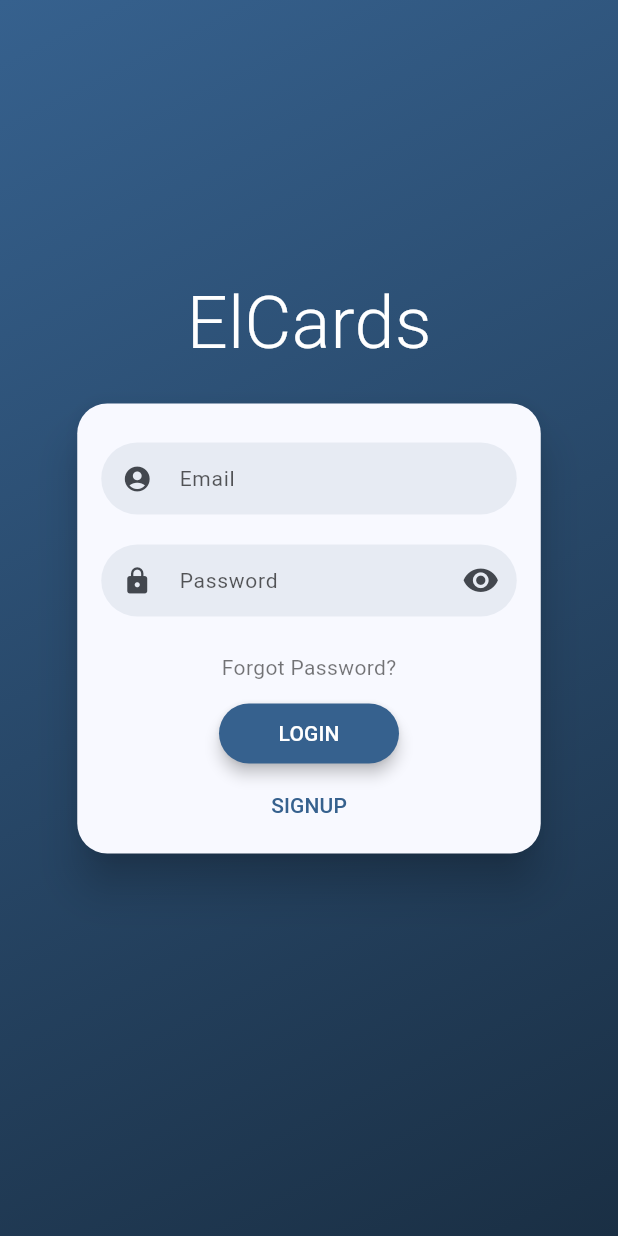
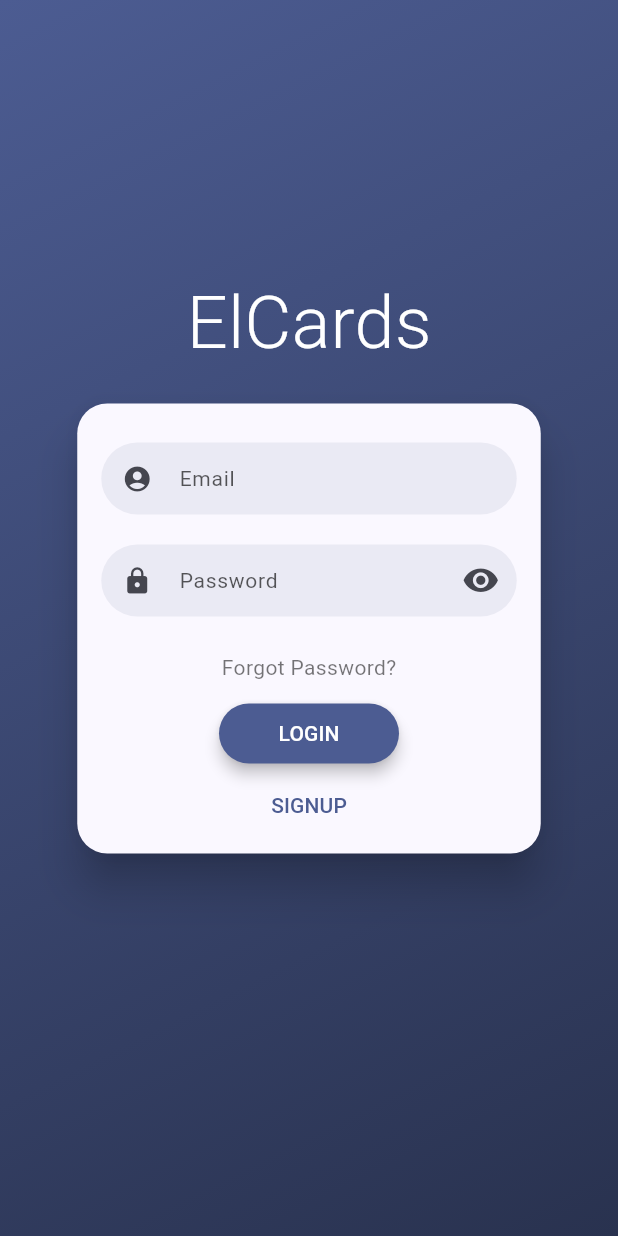
Before and after one commit to keyem88/elcards, a Flutter app: the screen it shows after launch, on a phone screen of 412 x 824 dp. Run offline on Flutter 3.47's test engine with Material 3 defaults, Android fonts, the phone set to English and light mode, and no system bars; drawn by our look-alikes of flutter_login; our stand-ins replace cloud_firestore, firebase_auth, firebase_core, geolocator, get, permission_handler and 1 more; missing offline and left inert: mobile_scanner; accounts and stored records are empty.

Commit message:
Card View angepasst

```diff
--- a/lib/config/themes/app_colors.dart
+++ b/lib/config/themes/app_colors.dart
@@ -3,8 +3,42 @@ import 'package:flutter/material.dart';
 class AppColors {
 
   //AppTheme
-  static Color primary = Colors.blue;
-  static Color secondary = Colors.grey;
+  /*
+  //OCEAN & LIME
+  static Color primary = const Color(0xff19485F);
+  static Color secondary = const Color(0xffD9E0A4);
+*/
+
+  /*
+  //PETAL & SUNSET
+  static Color primary = const Color(0xffFDF1F5);
+  static Color secondary = const Color(0xffEE8E46);
+  */
+
+  /*
+  //LINEN & SPRUCE
+  static Color primary = const Color(0xffECE7E2);
+  static Color secondary = const Color(0xff4A7766);
+  */
+
+   /*
+  //MOCHA & BLUSH
+  static Color primary = const Color(0xff92736C);
+  static Color secondary = const Color(0xffFDF1F5);
+  */
+
+
+  //DENIM & APRICOT
+  static Color primary = const Color(0xff6579BE);
+  static Color secondary = const Color(0xffEAB099);
+
+
+  /*
+  //FOREST & ORCHID
+  static Color primary = const Color(0xff285B23);
+  static Color secondary = const Color(0xffF2CFF1);
+  */
+
   static Color background = Colors.white;
   static Color foreground = Colors.black;
 
--- a/lib/views/Cards/show_card_view.dart
+++ b/lib/views/Cards/show_card_view.dart
@@ -14,6 +14,8 @@ class ShowCardView extends StatelessWidget {
         padding: const EdgeInsets.all(16.0),
         child: CardWidget(
           card: card,
+          width: MediaQuery.of(context).size.width * 0.6,
+          height: MediaQuery.of(context).size.height * 0.2,
         ),
       ),
     );
```
Also changed, not shown: lib/controller/main_menu_controller.dart (+8 -12 lines), lib/widgets/cards/card_widget.dart (+56 -15 lines).
